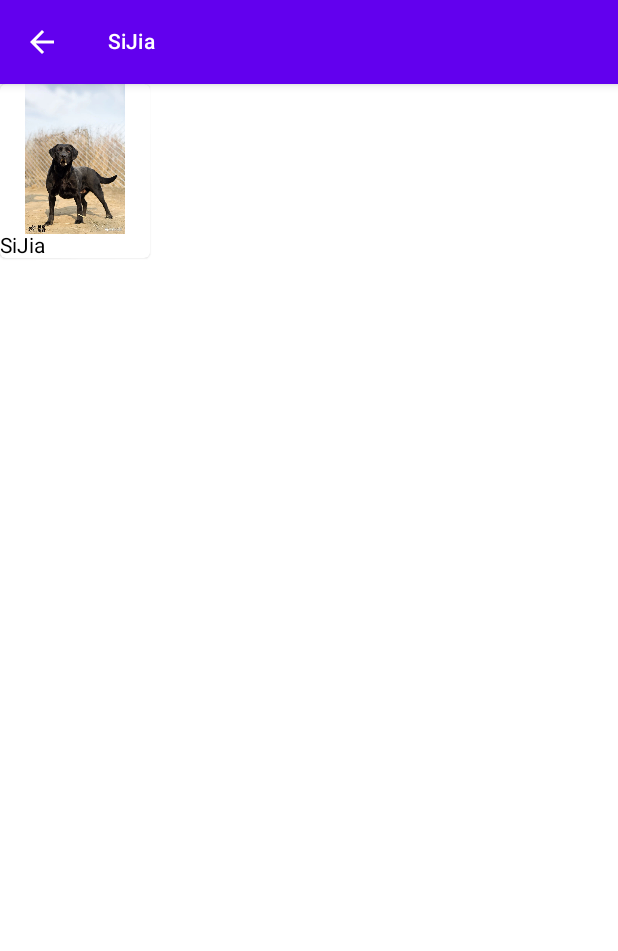
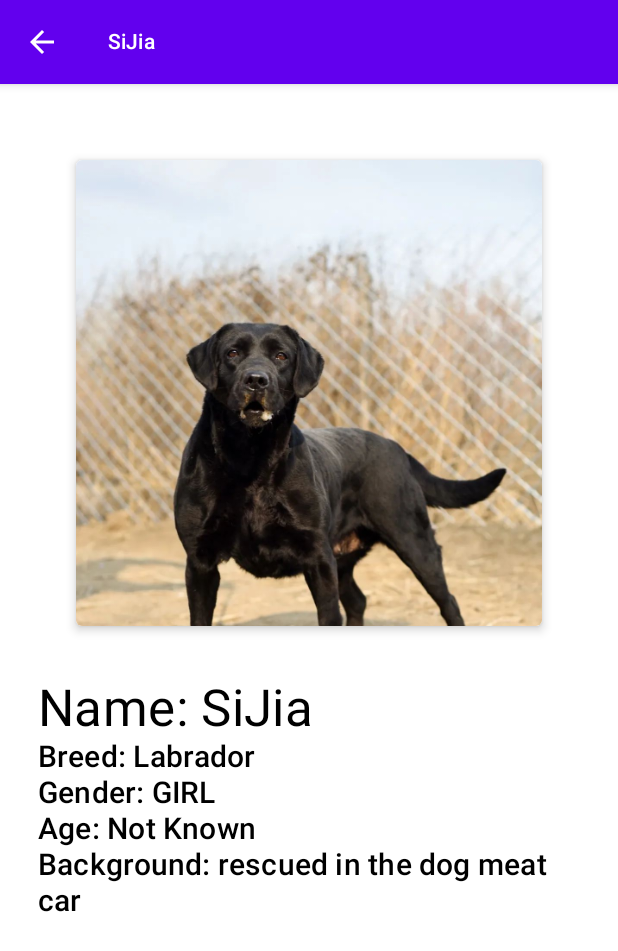
Before and after one commit to vincgao/HuiAdoption, an Android app built with Jetpack Compose: the @Preview function PreviewDogDetail, on a phone screen of 412 x 824 dp. Shown: the top 951 px of the screen. Run offline under Robolectric (Android 15) with nearby library versions, the phone set to English and light mode, and no system bars.

Commit message:
update DogDetail

```diff
--- a/app/src/main/java/com/example/androiddevchallenge/ui/list/DogDetail.kt
+++ b/app/src/main/java/com/example/androiddevchallenge/ui/list/DogDetail.kt
@@ -15,11 +15,24 @@
  */
 package com.example.androiddevchallenge.ui.list
 
+import androidx.compose.foundation.Image
+import androidx.compose.foundation.gestures.Orientation
+import androidx.compose.foundation.gestures.ScrollableState
+import androidx.compose.foundation.gestures.scrollable
+import androidx.compose.foundation.layout.Column
+import androidx.compose.foundation.layout.Spacer
+import androidx.compose.foundation.layout.aspectRatio
+import androidx.compose.foundation.layout.fillMaxSize
 import androidx.compose.foundation.layout.padding
+import androidx.compose.foundation.layout.size
+import androidx.compose.foundation.rememberScrollState
+import androidx.compose.foundation.verticalScroll
+import androidx.compose.material.Card
 import androidx.compose.material.Icon
 import androidx.compose.material.IconButton
 import androidx.compose.material.LocalContentColor
 import androidx.compose.material.MaterialTheme
+import androidx.compose.material.ProvideTextStyle
 import androidx.compose.material.Scaffold
 import androidx.compose.material.Text
 import androidx.compose.material.TopAppBar
@@ -27,7 +40,11 @@ import androidx.compose.material.icons.Icons
 import androidx.compose.material.icons.filled.ArrowBack
 import androidx.compose.runtime.Composable
 import androidx.compose.ui.Modifier
+import androidx.compose.ui.draw.clip
+import androidx.compose.ui.layout.ContentScale
+import androidx.compose.ui.res.painterResource
 import androidx.compose.ui.tooling.preview.Preview
+import androidx.compose.ui.unit.dp
 import com.example.androiddevchallenge.data.dogsFakeList
 import com.example.androiddevchallenge.model.Dog
 
@@ -54,10 +71,36 @@ fun DogDetail(dog: Dog, onBack: () -> Unit) {
             )
         },
         content = { innerPadding ->
-            val modifier = Modifier.padding(innerPadding)
-            DogCard(dog = dog, modifier = modifier)
+            DogDetail(dog = dog)
         },
     )
+}
+
+@Composable
+fun DogDetail(dog: Dog) {
+    Column(modifier = Modifier
+        .fillMaxSize()
+        .padding(25.dp)
+        .verticalScroll(rememberScrollState())) {
+        Card(elevation = 4.dp, modifier = Modifier.padding(25.dp)) {
+            Image(
+                painter = painterResource(id = dog.photoRes),
+                contentDescription = null,
+                Modifier.aspectRatio(1f),
+                contentScale = ContentScale.Crop
+            )
+        }
+        Spacer(Modifier.size(10.dp))
+
+        Text(text = "Name: ${dog.name}", style = MaterialTheme.typography.h4)
+        ProvideTextStyle(MaterialTheme.typography.h6) {
+            Text(text = "Breed: ${dog.breed.name}")
+            Text(text = "Gender: ${dog.gender.name}")
+            Text(text = "Age: ${dog.age?.toString() ?: "Not Known"}")
+            Text(text = "Background: ${dog.background}")
+        }
+
+    }
 }
 
 @Preview
```
